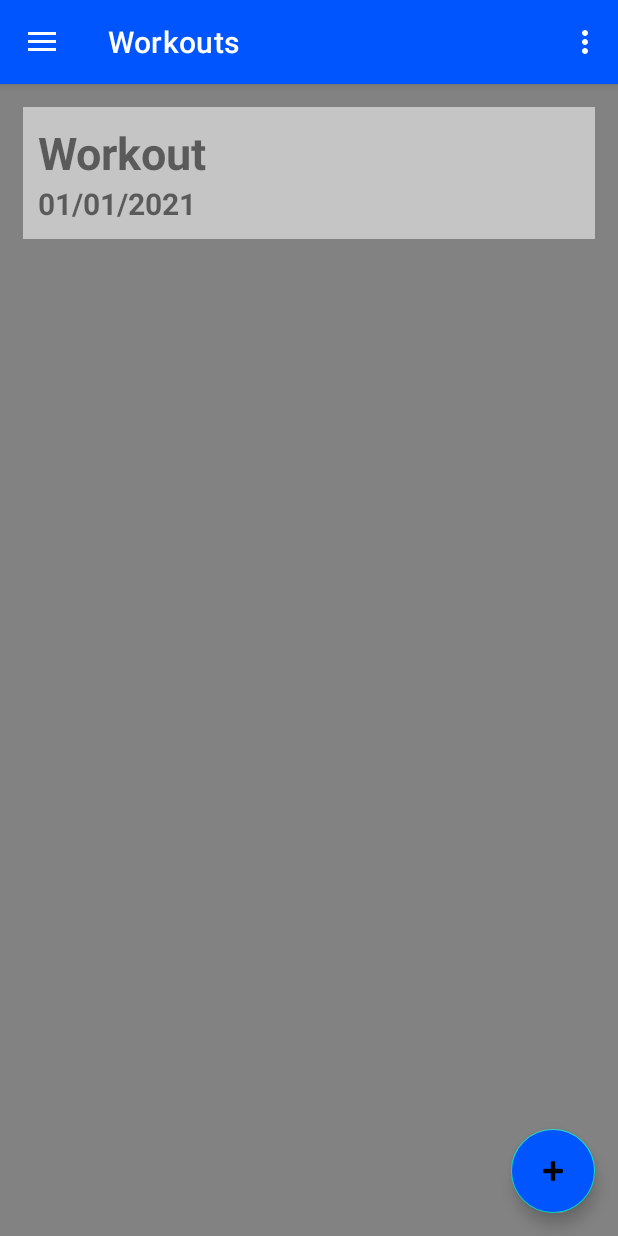
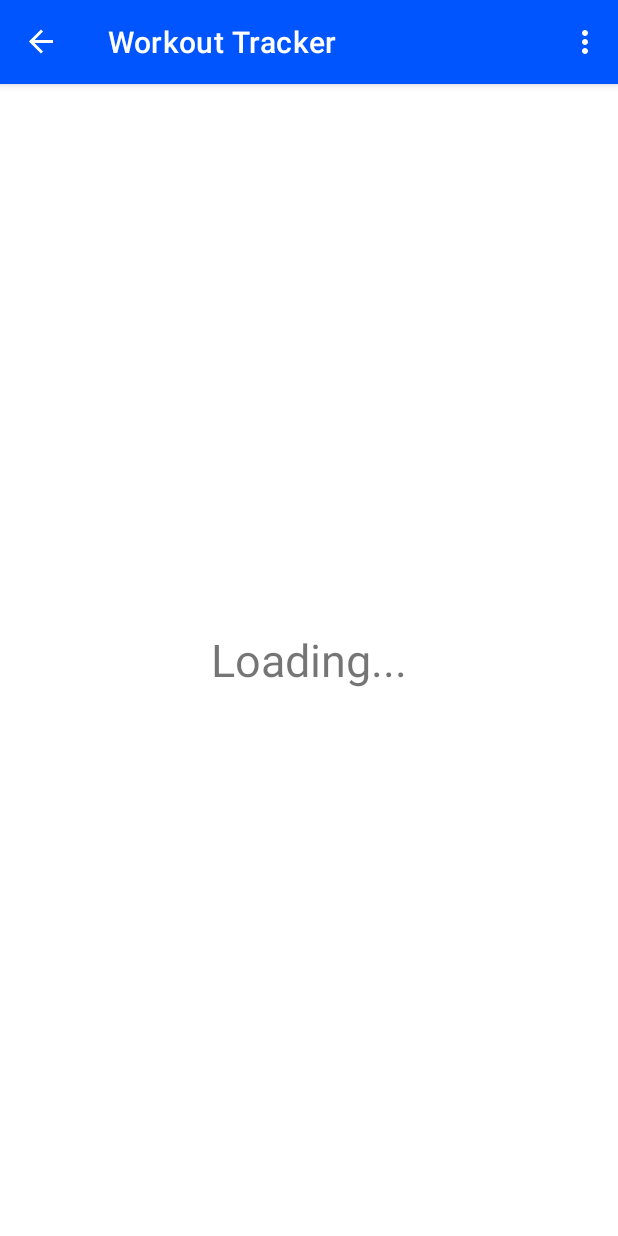
Before and after one commit to jacksob1/WorkoutTracker, an Android app: the screen it shows after launch (MainActivity), in the options menu, after a tap on "Settings", on a phone screen of 412 x 824 dp. Run offline under Robolectric (Android 15) with nearby library versions, the phone set to English and light mode, and no system bars; our stand-ins replace Firebase (no records; nobody signed in at launch, a user with empty details on screens opened directly), navigation-ui; libraries missing offline, so code that uses them is left out: com.firebase.ui; 3 statements that could not run were skipped.

```diff
--- a/WorkoutTracker/app/build.gradle
+++ b/WorkoutTracker/app/build.gradle
@@ -47,6 +47,8 @@ dependencies {
     implementation 'androidx.navigation:navigation-ui-ktx:2.3.5'
     implementation platform('com.google.firebase:firebase-bom:29.0.3')
     implementation 'com.google.firebase:firebase-firestore-ktx'
+    implementation 'com.google.firebase:firebase-auth-ktx'
+    implementation 'com.firebaseui:firebase-ui-auth:8.0.0'
     implementation 'androidx.legacy:legacy-support-v4:1.0.0'
     testImplementation 'junit:junit:4.+'
     androidTestImplementation 'androidx.test.ext:junit:1.1.3'
--- a/WorkoutTracker/app/src/main/java/edu/rosehulman/workouttracker/ExerciseAdapter.kt
+++ b/WorkoutTracker/app/src/main/java/edu/rosehulman/workouttracker/ExerciseAdapter.kt
@@ -34,6 +34,12 @@ class ExerciseAdapter(val fragment: ExerciseListFragment): RecyclerView.Adapter<
         model.addExercise(exercise)
     }
 
+    fun addListener() {
+        model.addListener() {
+            notifyDataSetChanged()
+        }
+    }
+
     inner class ExerciseViewHolder(itemView: View) : RecyclerView.ViewHolder(itemView) {
         val exerciseName: TextView = itemView.findViewById(R.id.exercise_name_text_view)
         val setsValue: TextView = itemView.findViewById(R.id.exercise_sets_value_text_view)
--- a/WorkoutTracker/app/src/main/java/edu/rosehulman/workouttracker/MainActivity.kt
+++ b/WorkoutTracker/app/src/main/java/edu/rosehulman/workouttracker/MainActivity.kt
@@ -1,6 +1,7 @@
 package edu.rosehulman.workouttracker
 
 import android.os.Bundle
+import android.util.Log
 import android.view.Menu
 import com.google.android.material.snackbar.Snackbar
 import com.google.android.material.navigation.NavigationView
@@ -11,12 +12,34 @@ import androidx.navigation.ui.setupActionBarWithNavController
 import androidx.navigation.ui.setupWithNavController
 import androidx.drawerlayout.widget.DrawerLayout
 import androidx.appcompat.app.AppCompatActivity
+import androidx.lifecycle.ViewModelProvider
+import androidx.navigation.NavController
+import com.firebase.ui.auth.AuthUI
+import com.firebase.ui.auth.FirebaseAuthUIActivityResultContract
+import com.google.firebase.auth.FirebaseAuth
+import com.google.firebase.auth.ktx.auth
+import com.google.firebase.ktx.Firebase
 import edu.rosehulman.workouttracker.databinding.ActivityMainBinding
 
 class MainActivity : AppCompatActivity() {
 
     private lateinit var appBarConfiguration: AppBarConfiguration
     private lateinit var binding: ActivityMainBinding
+    private lateinit var navController: NavController
+    private lateinit var authStateListener: FirebaseAuth.AuthStateListener
+    val signinLauncher = registerForActivityResult(
+        FirebaseAuthUIActivityResultContract()
+    ) { /* empty since the auth listener already responds .*/ }
+
+    override fun onStart() {
+        super.onStart()
+        Firebase.auth.addAuthStateListener(authStateListener) //use () not {}
+    }
+
+    override fun onStop() {
+        super.onStop()
+        Firebase.auth.removeAuthStateListener(authStateListener) //use () not {}
+    }
 
     override fun onCreate(savedInstanceState: Bundle?) {
         super.onCreate(savedInstanceState)
@@ -28,7 +51,9 @@ class MainActivity : AppCompatActivity() {
 
         val drawerLayout: DrawerLayout = binding.drawerLayout
         val navView: NavigationView = binding.navView
-        val navController = findNavController(R.id.nav_host_fragment_content_main)
+
+        initializeAuthListener()
+        navController = findNavController(R.id.nav_host_fragment_content_main)
         // Passing each menu ID as a set of Ids because each
         // menu should be considered as top level destinations.
         appBarConfiguration = AppBarConfiguration(
@@ -50,4 +75,46 @@ class MainActivity : AppCompatActivity() {
         val navController = findNavController(R.id.nav_host_fragment_content_main)
         return navController.navigateUp(appBarConfiguration) || super.onSupportNavigateUp()
     }
+
+    private fun initializeAuthListener() {
+        authStateListener = FirebaseAuth.AuthStateListener { auth: FirebaseAuth ->
+            val user = auth.currentUser
+            if(user == null) {
+                setupAuthUI()
+            } else {
+                with(user) {
+                    Log.d("WT", "User: $uid, $displayName, $email, $photoUrl")
+                }
+
+//                val userModel = ViewModelProvider(this).get(UserViewModel::class.java)
+//                userModel.getOrMakeUser() {
+//                    if (userModel.hasCompletedSetup()) {
+//                        val id = findNavController(
+//                            R.id.nav_host_fragment_content_main).currentDestination!!.id
+//                        if (id == R.id.nav_splash) {
+//                            findNavController(R.id.nav_host_fragment_content_main)
+//                                .navigate(R.id.nav_home)
+//                        }
+//                    } else {
+//                        navController.navigate(R.id.navigation_user_edit)
+//                    }
+//                }
+                findNavController(R.id.nav_host_fragment_content_main).navigate(R.id.nav_home)
+            }
+        }
+    }
+
+    private fun setupAuthUI() {
+        val providers = arrayListOf(
+            AuthUI.IdpConfig.EmailBuilder().build(),
+            AuthUI.IdpConfig.PhoneBuilder().build(),
+            AuthUI.IdpConfig.GoogleBuilder().build()
+        )
+        val signinIntent = AuthUI.getInstance()
+            .createSignInIntentBuilder()
+            .setAvailableProviders(providers)
+            .setIsSmartLockEnabled(false)
+            .build()
+        signinLauncher.launch(signinIntent)
+    }
 }
--- a/WorkoutTracker/app/src/main/java/edu/rosehulman/workouttracker/ViewExerciseAdapter.kt
+++ b/WorkoutTracker/app/src/main/java/edu/rosehulman/workouttracker/ViewExerciseAdapter.kt
@@ -26,8 +26,10 @@ class ViewExerciseAdapter(val fragment: ViewWorkoutFragment): RecyclerView.Adapt
     }
 
     override fun getItemCount() = model.size()
-    fun addExercise(exercise: Exercise?) {
-        model.addExercise(exercise)
+    fun addListener() {
+        model.addListener {
+            notifyDataSetChanged()
+        }
     }
 
     inner class ViewExerciseViewHolder(itemView: View) : RecyclerView.ViewHolder(itemView) {
--- a/WorkoutTracker/app/src/main/java/edu/rosehulman/workouttracker/ui/SaveWorkoutFragment.kt
+++ b/WorkoutTracker/app/src/main/java/edu/rosehulman/workouttracker/ui/SaveWorkoutFragment.kt
@@ -38,7 +38,7 @@ class SaveWorkoutFragment : Fragment() {
             Log.d("WT", "Clicked done")
             var name = binding.workoutName.text.toString()
 
-            name = if(name.isNotBlank()) {name} else {"Workout${Random.nextInt(100)}"}
+            name = if(name.isNotBlank()) {name} else {workoutsViewModel.getCurrentWorkout().name}
             var exercises = exerciseModel.exercises
             workoutsViewModel.updateCurrentWorkout(name, exercises)
 
--- /dev/null
+++ b/WorkoutTracker/app/src/main/java/edu/rosehulman/workouttracker/ui/SplashFragment.kt
@@ -0,0 +1,18 @@
+package edu.rosehulman.workouttracker.ui
+
+import android.os.Bundle
+import androidx.fragment.app.Fragment
+import android.view.LayoutInflater
+import android.view.View
+import android.view.ViewGroup
+import edu.rosehulman.workouttracker.R
+
+class SplashFragment : Fragment() {
+    override fun onCreateView(
+        inflater: LayoutInflater, container: ViewGroup?,
+        savedInstanceState: Bundle?
+    ): View? {
+        // Inflate the layout for this fragment
+        return inflater.inflate(R.layout.fragment_splash, container, false)
+    }
+}
--- a/WorkoutTracker/app/src/main/java/edu/rosehulman/workouttracker/ui/ViewWorkoutFragment.kt
+++ b/WorkoutTracker/app/src/main/java/edu/rosehulman/workouttracker/ui/ViewWorkoutFragment.kt
@@ -26,6 +26,7 @@ class ViewWorkoutFragment : Fragment() {
         exerciseViewModel = ViewModelProvider(requireActivity()).get(ExerciseViewModel::class.java)
         binding = FragmentViewWorkoutBinding.inflate(inflater, container, false)
         val adapter = ViewExerciseAdapter(this)
+        adapter.addListener()
         binding.recyclerView.adapter = adapter
         binding.recyclerView.layoutManager = LinearLayoutManager(requireContext())
         binding.recyclerView.setHasFixedSize(true)
--- a/WorkoutTracker/app/src/main/java/edu/rosehulman/workouttracker/ui/gallery/ExerciseListFragment.kt
+++ b/WorkoutTracker/app/src/main/java/edu/rosehulman/workouttracker/ui/gallery/ExerciseListFragment.kt
@@ -25,13 +25,14 @@ class ExerciseListFragment : Fragment() {
     ): View? {
         binding = FragmentExerciseListBinding.inflate(inflater, container, false)
         val adapter = ExerciseAdapter(this)
+        adapter.addListener()
         binding.recyclerView.adapter = adapter
         binding.recyclerView.layoutManager = LinearLayoutManager(requireContext())
         binding.recyclerView.setHasFixedSize(true)
 
         binding.fab.setOnClickListener {
             adapter.addExercise(null)
-            findNavController().navigate(R.id.nav_exercise_form)
+            //findNavController().navigate(R.id.nav_exercise_form)
         }
 
         binding.saveButton.setOnClickListener {
--- a/WorkoutTracker/app/src/main/java/edu/rosehulman/workouttracker/ui/slideshow/WorkoutListFragment.kt
+++ b/WorkoutTracker/app/src/main/java/edu/rosehulman/workouttracker/ui/slideshow/WorkoutListFragment.kt
@@ -22,13 +22,14 @@ class WorkoutListFragment : Fragment() {
     ): View? {
         binding = FragmentWorkoutListBinding.inflate(inflater, container, false)
         var adapter = WorkoutAdapter(this)
+        adapter.addListener()
         binding.recyclerView.adapter = adapter
         binding.recyclerView.layoutManager = LinearLayoutManager(requireContext())
         binding.recyclerView.setHasFixedSize(true)
 
         binding.fab.setOnClickListener {
             adapter.addWorkout(null)
-            findNavController().navigate(R.id.nav_track_workout)
+            //findNavController().navigate(R.id.nav_track_workout)
         }
         return binding.root
     }
--- /dev/null
+++ b/WorkoutTracker/app/src/main/res/layout/fragment_splash.xml
@@ -0,0 +1,16 @@
+<?xml version="1.0" encoding="utf-8"?>
+<RelativeLayout xmlns:android="http://schemas.android.com/apk/res/android"
+    xmlns:tools="http://schemas.android.com/tools"
+    android:layout_width="match_parent"
+    android:layout_height="match_parent"
+    tools:context=".ui.SplashFragment">
+
+    <!-- TODO: Update blank fragment layout -->
+    <TextView
+        android:layout_width="wrap_content"
+        android:layout_height="wrap_content"
+        android:textSize="30sp"
+        android:layout_centerInParent="true"
+        android:text="@string/loading" />
+
+</RelativeLayout>
--- a/WorkoutTracker/app/src/main/res/navigation/mobile_navigation.xml
+++ b/WorkoutTracker/app/src/main/res/navigation/mobile_navigation.xml
@@ -3,7 +3,7 @@
     xmlns:app="http://schemas.android.com/apk/res-auto"
     xmlns:tools="http://schemas.android.com/tools"
     android:id="@+id/mobile_navigation"
-    app:startDestination="@+id/nav_home">
+    app:startDestination="@+id/nav_splash">
 
     <fragment
         android:id="@+id/nav_track_workout"
@@ -33,4 +33,8 @@
         android:name="edu.rosehulman.workouttracker.ui.ViewWorkoutFragment"
         android:label="@string/view_workout"
         tools:layout="@layout/fragment_view_workout"/>
+    <fragment
+        android:id="@+id/nav_splash"
+        android:name="edu.rosehulman.workouttracker.ui.SplashFragment"
+        tools:layout="@layout/fragment_splash"/>
 </navigation>
--- a/WorkoutTracker/app/src/main/res/values/strings.xml
+++ b/WorkoutTracker/app/src/main/res/values/strings.xml
@@ -42,4 +42,5 @@
     <string name="template_button_text">Use As\nTemplate</string>
     <string name="share_button_text">Share</string>
     <string name="edit_button_text">Edit</string>
+    <string name="loading">Loading...</string>
 </resources>
```
Also changed, not shown: WorkoutTracker/app/src/main/java/edu/rosehulman/workouttracker/Exercise.kt (+9 -0 lines), WorkoutTracker/app/src/main/java/edu/rosehulman/workouttracker/ExerciseViewModel.kt (+35 -5 lines), WorkoutTracker/app/src/main/java/edu/rosehulman/workouttracker/Workout.kt (+18 -0 lines), WorkoutTracker/app/src/main/java/edu/rosehulman/workouttracker/WorkoutAdapter.kt (+7 -1 lines), WorkoutTracker/app/src/main/java/edu/rosehulman/workouttracker/ui/slideshow/WorkoutsViewModel.kt (+35 -2 lines).
